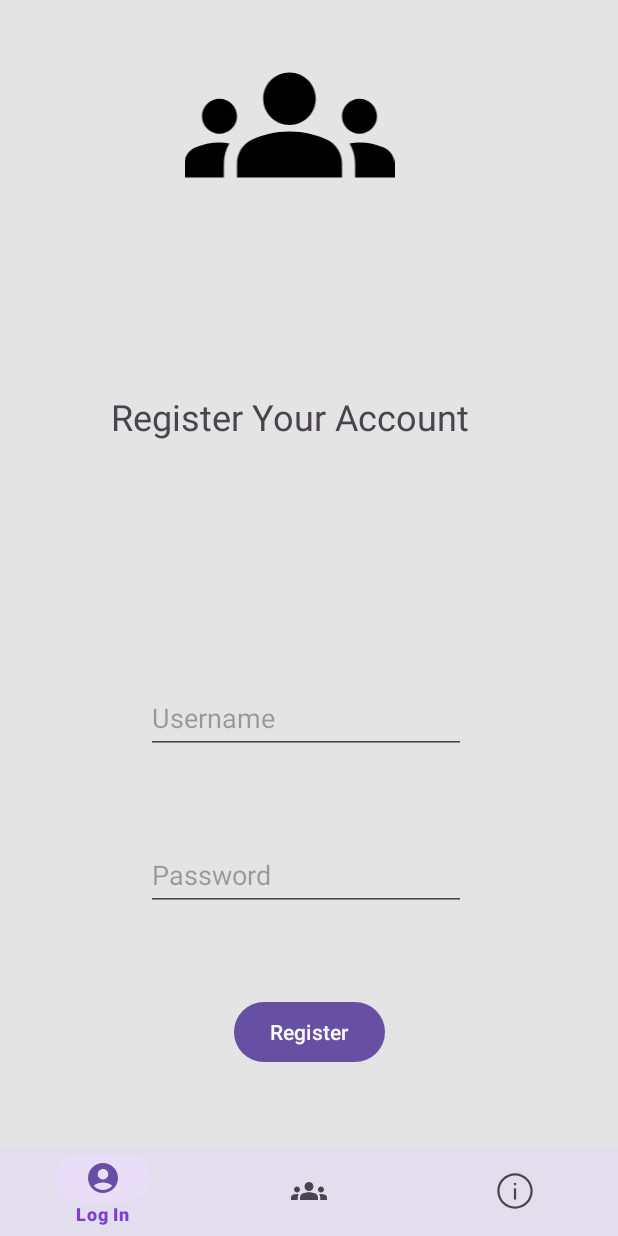
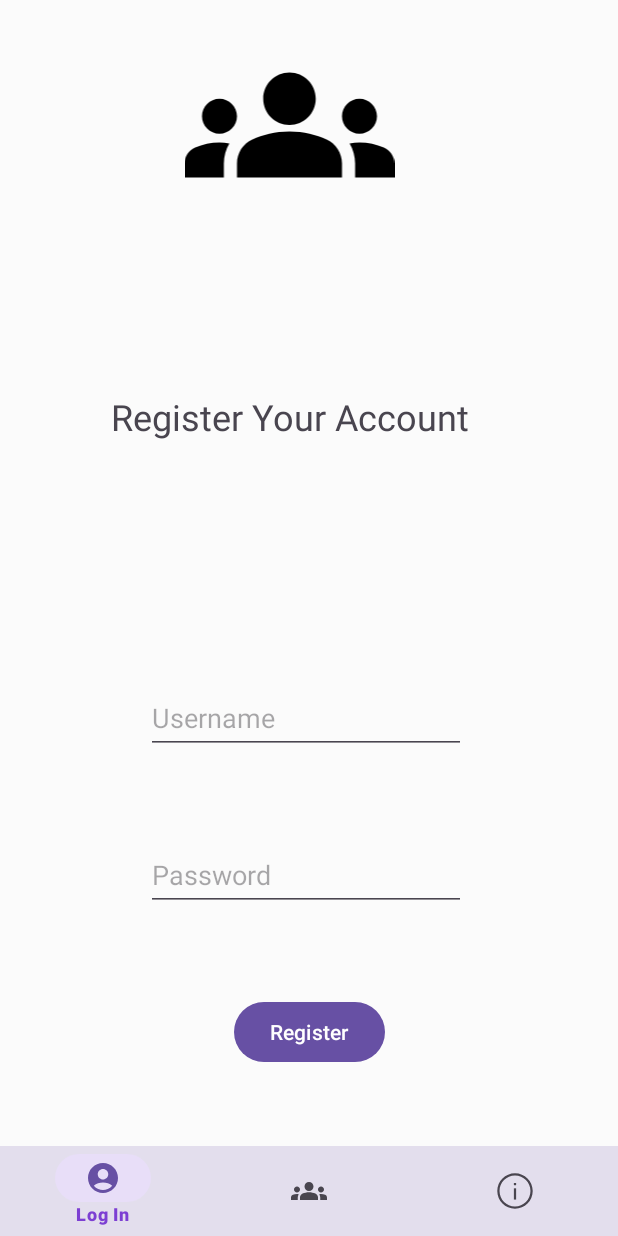
Before and after one commit to hgoncal2/Runin-Park, an Android app: the screen it shows after launch (MainActivity), after a tap on "Don't have an account? Register here!", on a phone screen of 412 x 824 dp. Run offline under Robolectric (Android 15) with nearby library versions, the phone set to English and light mode, and no system bars; libraries missing offline, so code that uses them is left out: com.google.firebase.crashlytics; pictures from the network do not load.

```diff
--- a/MyApplication/app/src/main/java/com/example/myapplication/ui/LoginFragment.kt
+++ b/MyApplication/app/src/main/java/com/example/myapplication/ui/LoginFragment.kt
@@ -162,7 +162,7 @@ private fun uploadPhoto(file : File){
                     response.body().let {
                         val options: RequestOptions = RequestOptions()
                             .centerCrop()
-                            .placeholder(com.example.myapplication.R.mipmap.ic_launcher_round)
+                            .placeholder(com.example.myapplication.R.drawable.loading_spinning)
                             .error(com.example.myapplication.R.mipmap.ic_launcher_round)
                         Glide.with(this@LoginFragment.requireContext()).load(it?.path).diskCacheStrategy(
                             DiskCacheStrategy.NONE).skipMemoryCache(true).apply(options).timeout(6000).into(loginBinding.imageView)
--- /dev/null
+++ b/MyApplication/app/src/main/res/drawable/loading_spinning.xml
@@ -0,0 +1,27 @@
+<vector xmlns:android="http://schemas.android.com/apk/res/android"
+    android:width="800dp"
+    android:height="800dp"
+    android:viewportWidth="64"
+    android:viewportHeight="64">
+  <path
+      android:pathData="M46.03,32c0,-2.751 2.233,-4.985 4.985,-4.985c2.751,0 4.985,2.234 4.985,4.985c0,2.751 -2.234,4.985 -4.985,4.985c-2.752,0 -4.985,-2.234 -4.985,-4.985Z"
+      android:fillColor="#d9d9d9"/>
+  <path
+      android:pathData="M41.92,41.92c1.946,-1.945 5.105,-1.945 7.051,0c1.945,1.946 1.945,5.105 0,7.051c-1.946,1.945 -5.105,1.945 -7.051,0c-1.945,-1.946 -1.945,-5.105 0,-7.051Z"
+      android:fillColor="#b3b3b3"/>
+  <path
+      android:pathData="M32,51.015m-4.985,0a4.985,4.985 0,1 1,9.97 0a4.985,4.985 0,1 1,-9.97 0"
+      android:fillColor="#8c8c8c"/>
+  <path
+      android:pathData="M22.08,41.92c1.945,1.946 1.945,5.105 0,7.051c-1.946,1.945 -5.105,1.945 -7.051,0c-1.945,-1.946 -1.945,-5.105 0,-7.051c1.946,-1.945 5.105,-1.945 7.051,0Z"
+      android:fillColor="#666"/>
+  <path
+      android:pathData="M17.97,32c0,2.751 -2.233,4.985 -4.985,4.985c-2.751,0 -4.985,-2.234 -4.985,-4.985c0,-2.751 2.234,-4.985 4.985,-4.985c2.752,0 4.985,2.234 4.985,4.985Z"
+      android:fillColor="#404040"/>
+  <path
+      android:pathData="M22.08,22.08c-1.946,1.945 -5.105,1.945 -7.051,0c-1.945,-1.946 -1.945,-5.105 0,-7.051c1.946,-1.945 5.105,-1.945 7.051,0c1.945,1.946 1.945,5.105 0,7.051Z"
+      android:fillColor="#404040"/>
+  <path
+      android:fillColor="#FF000000"
+      android:pathData="M32,12.985m-4.985,0a4.985,4.985 0,1 1,9.97 0a4.985,4.985 0,1 1,-9.97 0"/>
+</vector>
--- a/MyApplication/app/src/main/res/layout/activity_main.xml
+++ b/MyApplication/app/src/main/res/layout/activity_main.xml
@@ -14,6 +14,7 @@
         android:layout_width="match_parent"
         android:layout_height="fill_parent"
         android:layout_marginBottom="55dp"
+        android:background="#FBFBFB"
         app:layout_constraintBottom_toTopOf="@id/bottomNavView"
         app:layout_constraintEnd_toEndOf="parent"
         app:layout_constraintStart_toStartOf="parent"
```
Also changed, not shown: 1 other file.
